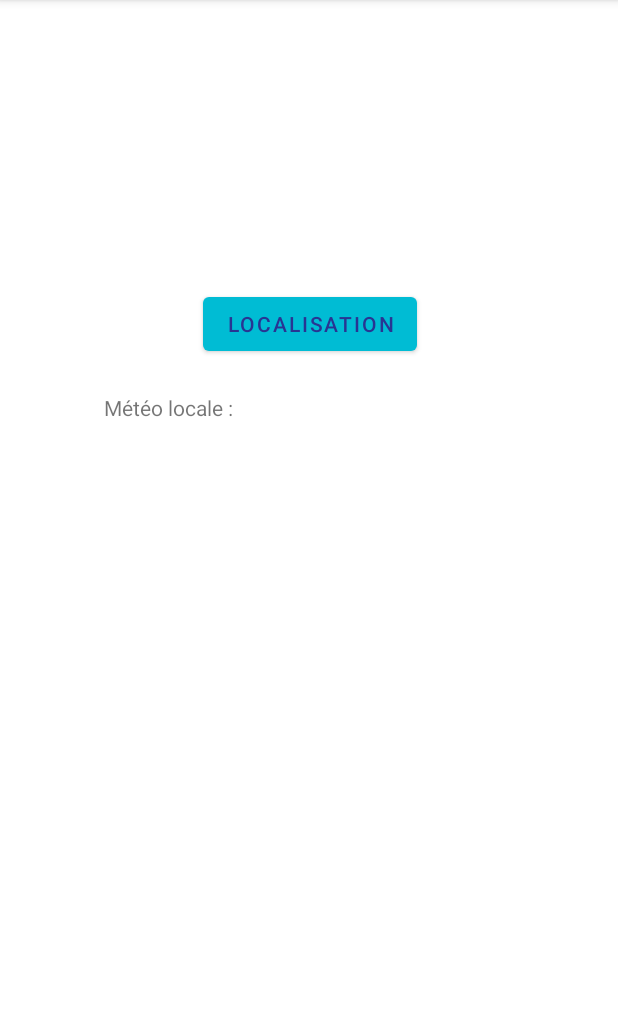
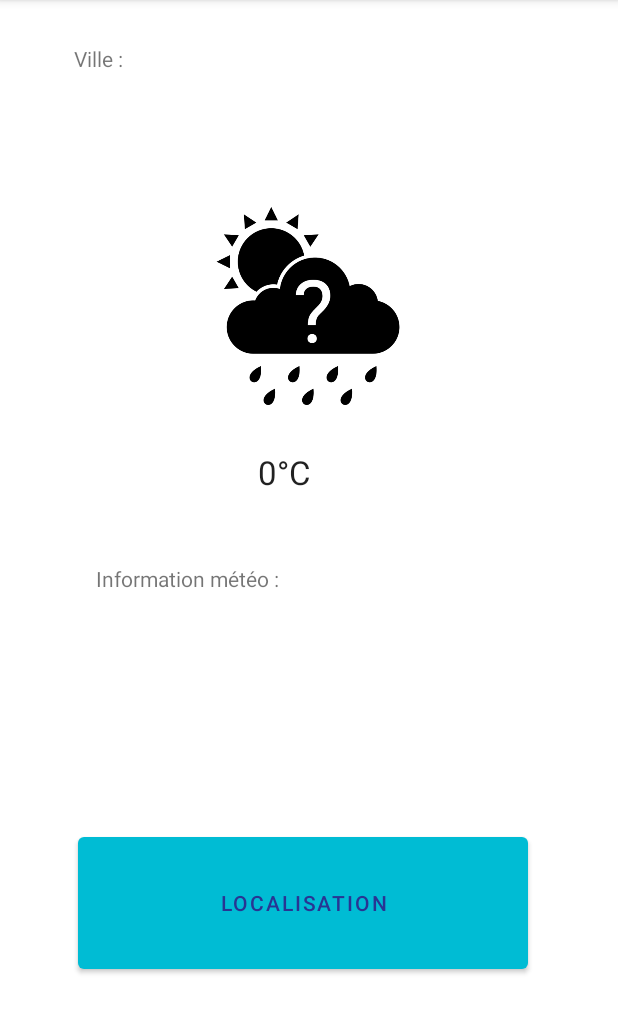
Before and after one commit to alexandreantunesmnds/PeleMele, an Android app: the MeteoActivity screen opened directly, with no data from a screen before it, on a phone screen of 412 x 824 dp, the part 84-1118 px from its top. Run offline under Robolectric (Android 15) with nearby library versions, the phone set to English and light mode, and no system bars; libraries missing offline, so code that uses them is left out: com.karumi.dexter, com.loopj.android, cz.msebera.android.

Commit message:
Amélioration de la météo

```diff
--- a/app/build.gradle
+++ b/app/build.gradle
@@ -41,4 +41,5 @@ dependencies {
     implementation 'com.karumi:dexter:6.0.2'
     implementation 'com.squareup.picasso:picasso:2.71828'
     implementation 'de.hdodenhof:circleimageview:3.1.0'
+    implementation 'com.loopj.android:android-async-http:1.4.11'
 }
--- a/app/src/main/java/com/example/pelemele/CapteursActivity.java
+++ b/app/src/main/java/com/example/pelemele/CapteursActivity.java
@@ -50,7 +50,6 @@ public class CapteursActivity extends AppCompatActivity {
         sensorManager.unregisterListener(mSensorEventListener,mAccelerometer);
         sensorManager.unregisterListener(mSensorEventListener,mMagnetometer);
     }
-
 
     @SuppressLint("SourceLockedOrientationActivity")
     @Override
--- a/app/src/main/res/layout/activity_meteo.xml
+++ b/app/src/main/res/layout/activity_meteo.xml
@@ -10,16 +10,36 @@
     <Button
             android:text="@string/loc"
             android:onClick="clickGeo"
-            android:layout_width="wrap_content"
-            android:layout_height="wrap_content" android:id="@+id/button9"
+            android:layout_width="300dp"
+            android:layout_height="100dp" android:id="@+id/button9"
             app:backgroundTint="#00BCD4" app:layout_constraintTop_toTopOf="parent"
-            android:layout_marginTop="192dp" app:layout_constraintStart_toStartOf="parent"
-            android:layout_marginStart="135dp" android:textColor="#283593"/>
+            android:layout_marginTop="552dp" app:layout_constraintStart_toStartOf="parent"
+            android:layout_marginStart="52dp" android:textColor="#283593"/>
     <TextView
-            android:text="@string/meteo_loc"
+            android:text="@string/meteo_info"
             android:layout_width="283dp"
             android:layout_height="106dp" android:id="@+id/textView"
             app:layout_constraintTop_toTopOf="parent"
-            android:layout_marginTop="262dp" app:layout_constraintStart_toStartOf="parent"
-            android:layout_marginStart="69dp"/>
+            android:layout_marginTop="376dp" app:layout_constraintStart_toStartOf="parent"
+            android:layout_marginStart="64dp"/>
+    <TextView
+            android:text="0°C"
+            android:layout_width="64dp"
+            android:layout_height="43dp" android:id="@+id/textView2"
+            app:fontFamily="sans-serif" app:layout_constraintStart_toStartOf="parent"
+            android:layout_marginStart="172dp" app:layout_constraintTop_toTopOf="parent"
+            android:layout_marginTop="300dp" android:textAppearance="@style/TextAppearance.AppCompat.Large"/>
+    <ImageView
+            android:layout_width="152dp"
+            android:layout_height="132dp" app:srcCompat="@drawable/weather" android:id="@+id/imageView3"
+            app:layout_constraintTop_toTopOf="parent"
+            android:layout_marginTop="138dp" app:layout_constraintStart_toStartOf="parent"
+            android:layout_marginStart="129dp" android:contentDescription="TODO"/>
+    <TextView
+            android:text="Ville : "
+            android:layout_width="wrap_content"
+            android:layout_height="wrap_content" android:id="@+id/textView3"
+            app:layout_constraintTop_toTopOf="parent"
+            android:layout_marginTop="29dp" app:layout_constraintStart_toStartOf="parent"
+            android:layout_marginStart="49dp"/>
 </androidx.constraintlayout.widget.ConstraintLayout>
--- a/app/src/main/res/values/strings.xml
+++ b/app/src/main/res/values/strings.xml
@@ -23,4 +23,5 @@
     <string name="contacts">MES CONTACTS</string>
     <string name="Bonjour">bonjour</string>
     <string name="info">une info</string>
+    <string name="meteo_info">Information météo : </string>
 </resources>
```
Also changed, not shown: app/src/main/java/com/example/pelemele/MeteoActivity.java (+188 -70 lines), app/src/main/java/com/example/pelemele/weatherData.java (added, +109 -0 lines), app/src/main/res/drawable/cloudy.png (added), app/src/main/res/drawable/fog.png (added), app/src/main/res/drawable/lightrain.png (added), app/src/main/res/drawable/overcast.png (added), app/src/main/res/drawable/shower.png (added), app/src/main/res/drawable/snow1.png (added), app/src/main/res/drawable/snow2.png (added), app/src/main/res/drawable/sunny.png (added), app/src/main/res/drawable/thunderstorm1.png (added), app/src/main/res/drawable/thunderstorm2.png (added), app/src/main/res/drawable/weather.png (added).
